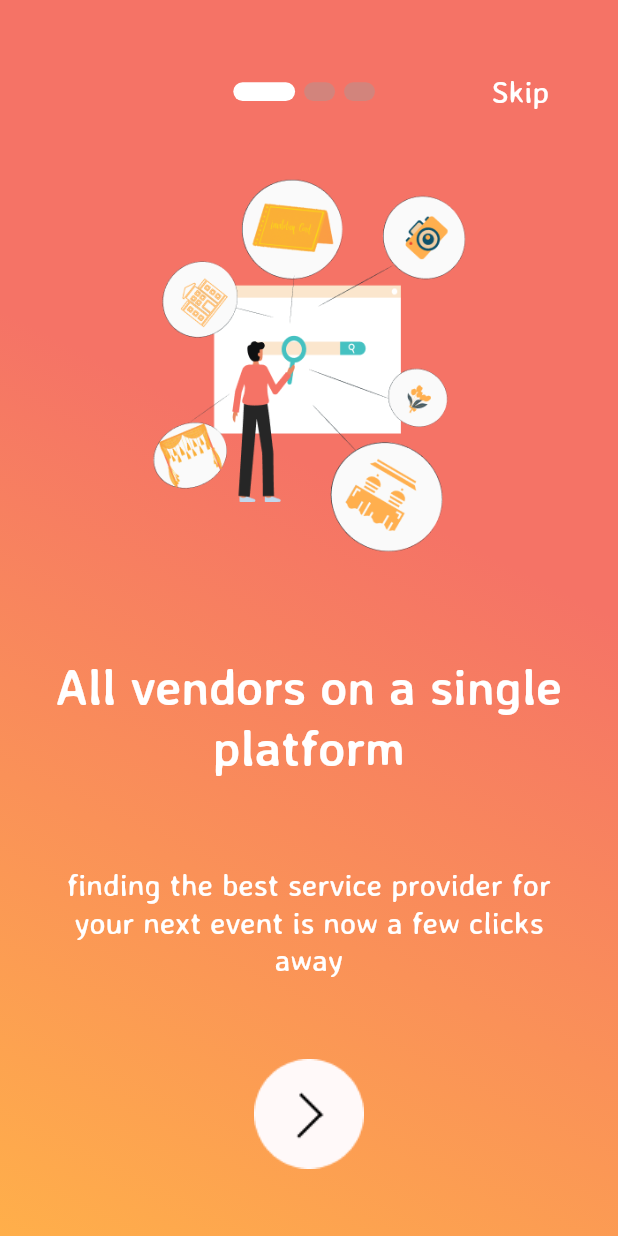
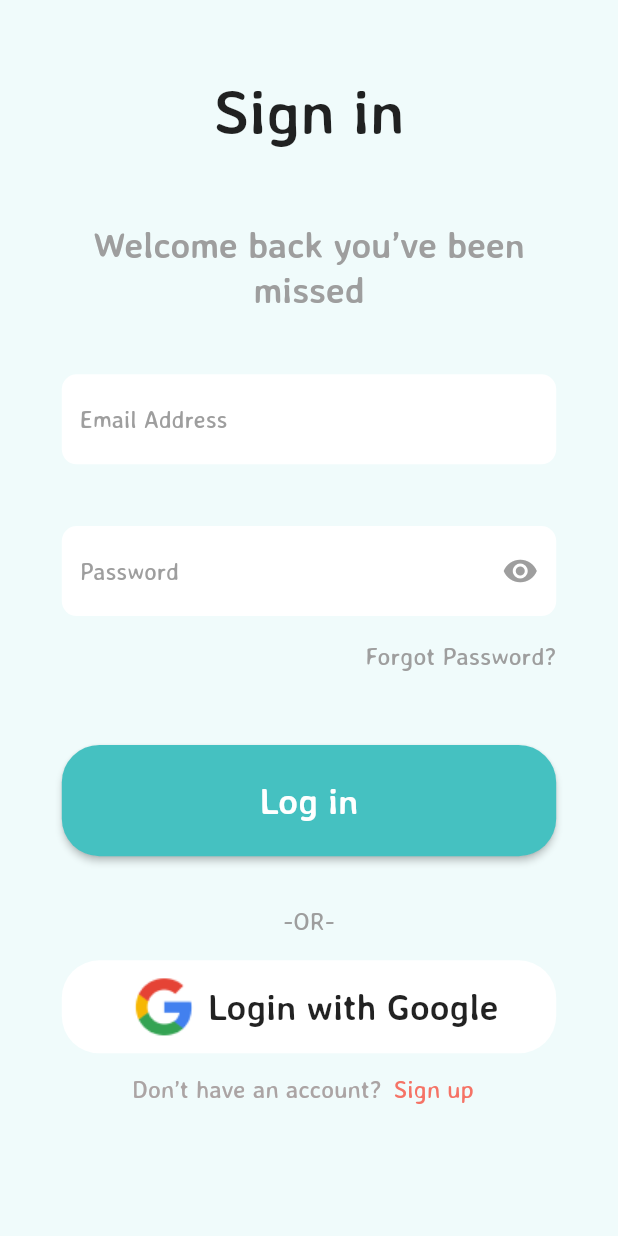
Before and after one commit to Aliza02/E-vent_user, a Flutter app: the screen it shows after launch, on a phone screen of 412 x 824 dp. Run offline on Flutter 3.47's test engine with Material 2 defaults, Android fonts, the phone set to English and light mode, and no system bars.

Commit message:
signin page UI

```diff
--- /dev/null
+++ b/lib/constants/constant.dart
@@ -0,0 +1,16 @@
+import 'package:flutter/src/widgets/container.dart';
+import 'package:flutter/src/widgets/framework.dart';
+import 'package:flutter/material.dart';
+
+class Constant extends StatelessWidget {
+  const Constant({super.key});
+
+  // double height=MediaQuery.fromWindow(child: child)
+
+  @override
+  Widget build(BuildContext context) {
+    double height = MediaQuery.of(context).size.height;
+    double width = MediaQuery.of(context).size.width;
+    return Container();
+  }
+}
--- a/lib/main.dart
+++ b/lib/main.dart
@@ -1,4 +1,5 @@
 import 'package:event_user/screens/onboard.dart';
+import 'package:event_user/screens/signin.dart';
 import 'package:flutter/material.dart';
 
 void main() {
@@ -14,7 +15,7 @@ class MyApp extends StatelessWidget {
     return MaterialApp(
       debugShowCheckedModeBanner: false,
       title: 'Flutter Demo',
-      home: onboard(),
+      home: signin(),
     );
   }
 }
--- /dev/null
+++ b/lib/screens/signin.dart
@@ -0,0 +1,149 @@
+import 'package:event_user/widgets/button.dart';
+import 'package:event_user/widgets/googlebutton.dart';
+import 'package:event_user/widgets/passwordfield.dart';
+import 'package:event_user/widgets/textformfield.dart';
+import 'package:flutter/src/widgets/container.dart';
+import 'package:flutter/src/widgets/framework.dart';
+import 'package:flutter/material.dart';
+
+class signin extends StatefulWidget {
+  const signin({super.key});
+
+  @override
+  State<signin> createState() => _signinState();
+}
+
+class _signinState extends State<signin> {
+  @override
+  Widget build(BuildContext context) {
+    double height = MediaQuery.of(context).size.height;
+    double width = MediaQuery.of(context).size.width;
+    TextEditingController email = TextEditingController();
+    TextEditingController password = TextEditingController();
+
+    void validation() {
+      print('hello');
+      // print(width * 0.058);
+    }
+
+    return MaterialApp(
+      debugShowCheckedModeBanner: false,
+      home: Scaffold(
+        resizeToAvoidBottomInset: false,
+        backgroundColor: Color(0xFFFF0FBFB),
+        body: Column(
+          crossAxisAlignment: CrossAxisAlignment.center,
+          children: [
+            Container(
+              alignment: Alignment.center,
+              height: height * 0.18,
+              child: Text(
+                'Sign in',
+                style: TextStyle(
+                  fontFamily: 'averia',
+                  fontSize: width * 0.1,
+                  fontWeight: FontWeight.bold,
+                ),
+              ),
+            ),
+            Container(
+              alignment: Alignment.center,
+              padding: EdgeInsets.symmetric(horizontal: width * 0.06),
+              child: Text(
+                'Welcome back you’ve been missed',
+                textAlign: TextAlign.center,
+                style: TextStyle(
+                  color: Colors.grey,
+                  fontWeight: FontWeight.bold,
+                  fontSize: width * 0.058,
+                  fontFamily: 'averia',
+                ),
+              ),
+            ),
+            Container(
+              width: width * 0.8,
+              margin: EdgeInsets.symmetric(vertical: height * 0.05),
+              child: textformfield(
+                title: 'Email Address',
+                textcontroller: email,
+              ),
+            ),
+            Container(
+              width: width * 0.8,
+              child: PasswordField(
+                title: 'Password',
+                passwordcontroller: password,
+              ),
+            ),
+            Container(
+              width: width * 0.8,
+              alignment: Alignment.centerRight,
+              padding: EdgeInsets.symmetric(vertical: height * 0.02),
+              child: Text(
+                'Forgot Password?',
+                style: TextStyle(
+                  fontFamily: 'averia',
+                  fontSize: width * 0.04,
+                  color: Colors.grey,
+                ),
+              ),
+            ),
+            Container(
+              width: width * 0.8,
+              height: height * 0.09,
+              margin: EdgeInsets.symmetric(vertical: height * 0.04),
+              child: Button(
+                  name: 'Log in', bgColor: 0xFFF45C1C1, onPressed: validation),
+            ),
+            Container(
+              alignment: Alignment.center,
+              child: Text(
+                '-OR-',
+                style: TextStyle(
+                  fontSize: width * 0.04,
+                  color: Colors.grey,
+                  fontFamily: 'averia',
+                ),
+              ),
+            ),
+            Container(
+              margin: EdgeInsets.fromLTRB(0.0, height * 0.02, 0.0, 0.0),
+              alignment: Alignment.center,
+              child: GoogleButton(
+                  name: 'Login with Google',
+                  bgColor: 0xFFFFFFFFF,
+                  onPressed: validation),
+            ),
+            Container(
+              alignment: Alignment.center,
+              child: Row(
+                mainAxisAlignment: MainAxisAlignment.center,
+                children: [
+                  Text(
+                    'Don’t have an account?',
+                    style: TextStyle(
+                      fontSize: width * 0.04,
+                      color: Color(0xFFFABA4A4),
+                      fontFamily: 'averia',
+                    ),
+                  ),
+                  TextButton(
+                    onPressed: () {},
+                    child: Text(
+                      'Sign up',
+                      style: TextStyle(
+                        fontSize: width * 0.04,
+                        color: Color(0xFFFF57366),
+                        fontFamily: 'averia',
+                      ),
+                    ),
+                  ),
+                ],
+              ),
+            ),
+          ],
+        ),
+      ),
+    );
+  }
+}
--- /dev/null
+++ b/lib/widgets/button.dart
@@ -0,0 +1,36 @@
+import 'dart:ui';
+
+import 'package:flutter/material.dart';
+import 'package:flutter/src/widgets/container.dart';
+import 'package:flutter/src/widgets/framework.dart';
+// import 'package:event_user/constants/constant.dart';
+
+class Button extends StatelessWidget {
+  String name;
+  int bgColor;
+  final Function onPressed;
+  Button({required this.name, required this.bgColor, required this.onPressed});
+
+  @override
+  Widget build(BuildContext context) {
+    double height = MediaQuery.of(context).size.height;
+    double width = MediaQuery.of(context).size.width;
+    return ElevatedButton(
+      onPressed: () => onPressed(),
+      child: Text(
+        name,
+        style: TextStyle(
+          fontSize: width * 0.058,
+          fontFamily: 'averia',
+          fontWeight: FontWeight.bold,
+        ),
+      ),
+      style: ElevatedButton.styleFrom(
+        backgroundColor: Color(bgColor),
+        shape: RoundedRectangleBorder(
+          borderRadius: BorderRadius.circular(25.0),
+        ),
+      ),
+    );
+  }
+}
--- /dev/null
+++ b/lib/widgets/googlebutton.dart
@@ -0,0 +1,39 @@
+import 'package:flutter/material.dart';
+import 'package:flutter/src/widgets/container.dart';
+import 'package:flutter/src/widgets/framework.dart';
+
+class GoogleButton extends StatelessWidget {
+  String name;
+  int bgColor;
+  final Function onPressed;
+
+  GoogleButton(
+      {required this.name, required this.bgColor, required this.onPressed});
+
+  @override
+  Widget build(BuildContext context) {
+    double height = MediaQuery.of(context).size.height;
+    double width = MediaQuery.of(context).size.width;
+    return Container(
+      width: width * 0.8,
+      decoration: BoxDecoration(
+        color: Color(bgColor),
+        borderRadius: BorderRadius.circular(25.0),
+      ),
+      child: Row(
+        mainAxisAlignment: MainAxisAlignment.center,
+        children: [
+          Image.asset('assets/images/google_icon.png'),
+          Text(
+            name,
+            style: TextStyle(
+              fontSize: width * 0.058,
+              fontFamily: 'averia',
+              fontWeight: FontWeight.bold,
+            ),
+          ),
+        ],
+      ),
+    );
+  }
+}
--- /dev/null
+++ b/lib/widgets/passwordfield.dart
@@ -0,0 +1,47 @@
+import 'package:flutter/material.dart';
+import 'package:flutter/src/widgets/container.dart';
+import 'package:flutter/src/widgets/framework.dart';
+
+class PasswordField extends StatefulWidget {
+  TextEditingController passwordcontroller;
+  String title;
+  PasswordField({required this.title, required this.passwordcontroller});
+
+  @override
+  State<PasswordField> createState() => _PasswordFieldState();
+}
+
+class _PasswordFieldState extends State<PasswordField> {
+  bool obscureText = true;
+  @override
+  Widget build(BuildContext context) {
+    return TextFormField(
+      // controller: widget.passwordcontroller,
+      obscureText: obscureText,
+      decoration: InputDecoration(
+        fillColor: Colors.white,
+        filled: true,
+        hintText: widget.title,
+        hintStyle: TextStyle(
+          fontFamily: 'averia',
+          color: Colors.grey,
+        ),
+        border: OutlineInputBorder(
+          borderRadius: BorderRadius.circular(10),
+          borderSide: BorderSide.none,
+        ),
+        suffixIcon: GestureDetector(
+          onTap: () {
+            setState(() {
+              obscureText = !obscureText;
+            });
+          },
+          child: Icon(
+            obscureText == true ? Icons.visibility : Icons.visibility_off,
+            color: Colors.grey,
+          ),
+        ),
+      ),
+    );
+  }
+}
--- /dev/null
+++ b/lib/widgets/textformfield.dart
@@ -0,0 +1,35 @@
+import 'package:flutter/cupertino.dart';
+import 'package:flutter/material.dart';
+import 'package:flutter/src/widgets/container.dart';
+import 'package:flutter/src/widgets/framework.dart';
+
+class textformfield extends StatefulWidget {
+  TextEditingController textcontroller;
+  String title;
+  textformfield({required this.title, required this.textcontroller});
+
+  @override
+  State<textformfield> createState() => _textformfieldState();
+}
+
+class _textformfieldState extends State<textformfield> {
+  @override
+  Widget build(BuildContext context) {
+    return TextFormField(
+      // controller: widget.textcontroller,
+      decoration: InputDecoration(
+        fillColor: Colors.white,
+        filled: true,
+        hintText: widget.title,
+        hintStyle: TextStyle(
+          color: Colors.grey,
+          fontFamily: 'averia',
+        ),
+        border: OutlineInputBorder(
+          borderRadius: BorderRadius.circular(10),
+          borderSide: BorderSide.none,
+        ),
+      ),
+    );
+  }
+}
--- a/pubspec.yaml
+++ b/pubspec.yaml
@@ -65,6 +65,7 @@ flutter:
     - assets/images/Illustration.png
     - assets/images/Online reviews.png
     - assets/images/Customer support feedback.png
+    - assets/images/google_icon.png
 
 
   # An image asset can refer to one or more resolution-specific "variants", see
```
Also changed, not shown: assets/images/google_icon.png (added).
